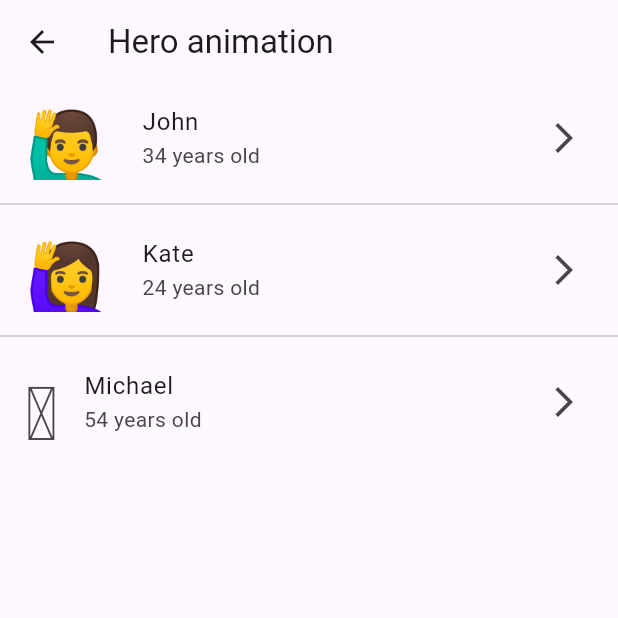
After one commit to alitann/flutter_animations, a Flutter app: the screen it shows after launch, after a tap on "Hero animation", on a phone screen of 412 x 824 dp, the top half of it. The commit adds this screen. Run offline on Flutter 3.47's test engine with Material 3 defaults, Android fonts, the phone set to English and light mode, and no system bars.

Commit message:
added hero animation

```diff
--- a/lib/home_page.dart
+++ b/lib/home_page.dart
@@ -1,3 +1,4 @@
+import 'package:animations/pages/hero_animation_page.dart';
 import 'package:animations/pages/rotate_animations_page.dart';
 import 'package:animations/pages/threed_rotate_animation_page.dart';
 import 'package:animations/widgets/navigate_button.dart';
@@ -27,6 +28,10 @@ class HomePage extends StatelessWidget {
                   title: '3D Rotate animation',
                   navigationPage: ThreeDRotateAnimationPage(),
                 ),
+                NavigatorButton(
+                  title: 'Hero animation',
+                  navigationPage: HeroAnimationPage(),
+                ),
               ],
             ),
           ),
--- /dev/null
+++ b/lib/models/person.dart
@@ -0,0 +1,10 @@
+import 'package:flutter/material.dart';
+
+@immutable
+class Person {
+  const Person({required this.name, required this.age, required this.emoji});
+
+  final String name;
+  final int age;
+  final String emoji;
+}
--- /dev/null
+++ b/lib/pages/hero_animation_page.dart
@@ -0,0 +1,59 @@
+import 'package:animations/models/person.dart';
+import 'package:animations/pages/hero_animation_detail_page.dart';
+import 'package:flutter/material.dart';
+
+class HeroAnimationPage extends StatefulWidget {
+  const HeroAnimationPage({super.key});
+
+  @override
+  State<HeroAnimationPage> createState() => _HeroAnimationPageState();
+}
+
+class _HeroAnimationPageState extends State<HeroAnimationPage> {
+  List<Person> people = [
+    const Person(name: 'John', age: 34, emoji: '🙋‍♂️'),
+    const Person(name: 'Kate', age: 24, emoji: '🙋‍♀️'),
+    const Person(name: 'Michael', age: 54, emoji: '🥷'),
+  ];
+
+  @override
+  Widget build(BuildContext context) {
+    return Scaffold(
+      appBar: AppBar(
+        title: const Text('Hero animation'),
+      ),
+      body: SafeArea(
+        child: ListView.separated(
+          itemCount: people.length,
+          itemBuilder: (context, index) {
+            final person = people[index];
+            return ListTile(
+              onTap: () {
+                Navigator.push(
+                  context,
+                  MaterialPageRoute<void>(
+                    builder: (context) =>
+                        HeroAnimationDetailPage(person: person),
+                  ),
+                );
+              },
+              title: Text(person.name),
+              subtitle: Text('${person.age} years old'),
+              leading: Hero(
+                tag: person.name,
+                child: Text(
+                  person.emoji,
+                  style: const TextStyle(fontSize: 50),
+                ),
+              ),
+              trailing: const Icon(Icons.arrow_forward_ios),
+            );
+          },
+          separatorBuilder: (BuildContext context, int index) {
+            return const Divider();
+          },
+        ),
+      ),
+    );
+  }
+}
```
Also changed, not shown: lib/pages/hero_animation_detail_page.dart (added, +49 -0 lines).
